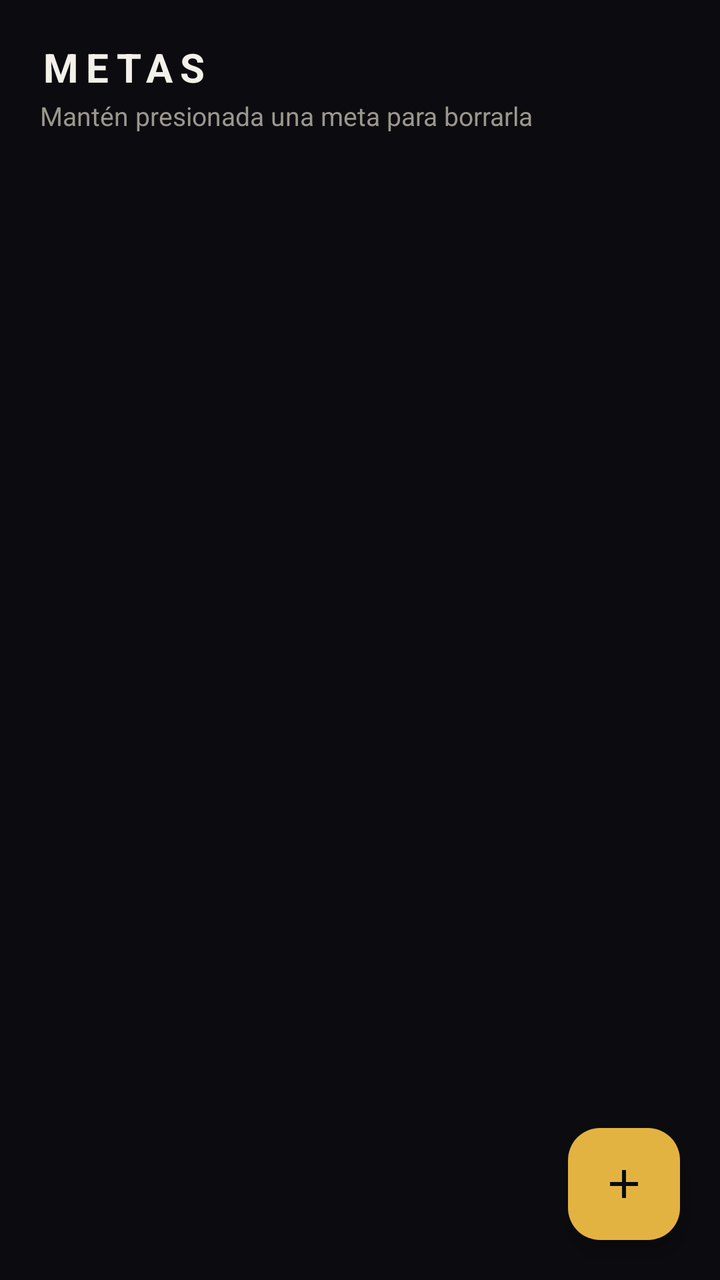
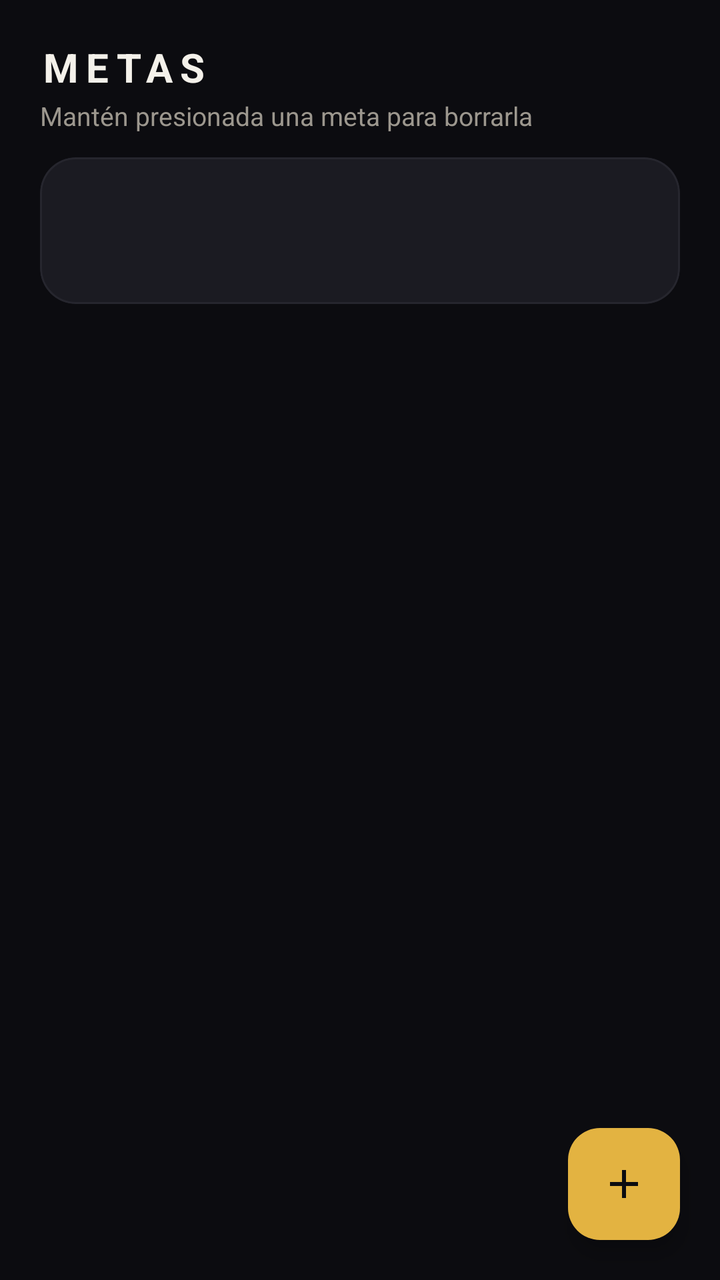

Before-and-after screenshots of an Android layout around one commit, followed by the original layout XML and the change that was made.
<!-- AndroidManifest.xml: application theme Theme.DevTrack -->
<!-- res/layout/fragment_metas.xml -->
<?xml version="1.0" encoding="utf-8"?>
<FrameLayout xmlns:android="http://schemas.android.com/apk/res/android"
    xmlns:app="http://schemas.android.com/apk/res-auto"
    android:layout_width="match_parent"
    android:layout_height="match_parent"
    android:background="@color/bg">

    <LinearLayout
        android:orientation="vertical"
        android:layout_width="match_parent"
        android:layout_height="match_parent"
        android:padding="20dp">

        <TextView
            android:layout_width="wrap_content"
            android:layout_height="wrap_content"
            android:text="METAS"
            android:textAllCaps="true"
            android:letterSpacing="0.18"
            android:textColor="@color/text"
            android:textSize="20sp"
            android:textStyle="bold" />

        <TextView
            android:layout_width="wrap_content"
            android:layout_height="wrap_content"
            android:layout_marginTop="2dp"
            android:layout_marginBottom="12dp"
            android:text="Mantén presionada una meta para borrarla"
            android:textColor="@color/textDim"
            android:textSize="13sp" />

        <androidx.recyclerview.widget.RecyclerView
            android:id="@+id/rvGoals"
            android:layout_width="match_parent"
            android:layout_height="0dp"
            android:layout_weight="1" />

        <TextView
            android:id="@+id/tvEmpty"
            android:layout_width="match_parent"
            android:layout_height="wrap_content"
            android:gravity="center"
            android:padding="24dp"
            android:text="Sin metas aún.\n¡Agrega tu objetivo más grande! 🎯"
            android:textColor="@color/textDim"
            android:visibility="gone" />
    </LinearLayout>

    <com.google.android.material.floatingactionbutton.FloatingActionButton
        android:id="@+id/fabAddGoal"
        android:layout_width="wrap_content"
        android:layout_height="wrap_content"
        android:layout_gravity="bottom|end"
        android:layout_margin="20dp"
        android:backgroundTint="@color/primary"
        android:src="@drawable/ic_add"
        app:tint="@color/bg"
        android:contentDescription="Agregar meta" />
</FrameLayout>
<!-- resources referenced by this layout -->
<resources>
  <color name="bg">#0C0C10</color>
  <color name="primary">#E3B341</color>
  <color name="text">#F4F1EA</color>
  <color name="textDim">#9C978E</color>
  <!-- drawable ic_add (drawable) -->
  <vector xmlns:android="http://schemas.android.com/apk/res/android"
      android:width="24dp" android:height="24dp"
      android:viewportWidth="24" android:viewportHeight="24">
      <path android:fillColor="#E8ECF8"
          android:pathData="M19,13h-6v6h-2v-6H5v-2h6V5h2v6h6v2z" />
  </vector>
  <style name="Theme.DevTrack" parent="Theme.Material3.Dark.NoActionBar">
          <item name="colorPrimary">@color/primary</item>
          <item name="colorOnPrimary">#14100A</item>
          <item name="colorSecondary">@color/secondary</item>
          <item name="android:colorBackground">@color/bg</item>
          <item name="colorSurface">@color/surface</item>
          <item name="colorOnSurface">@color/text</item>
          <item name="android:statusBarColor">@color/bg</item>
          <item name="android:navigationBarColor">@color/surface</item>
          <item name="android:windowLightStatusBar">false</item>
      </style>
  <color name="secondary">#8E8CA8</color>
  <color name="surface">#141419</color>
</resources>

<!-- the commit's change to res/layout/fragment_metas.xml (unified diff, before → after) -->
@@ -30,6 +30,40 @@
             android:textColor="@color/textDim"
             android:textSize="13sp" />
 
+        <com.google.android.material.card.MaterialCardView
+            android:layout_width="match_parent"
+            android:layout_height="wrap_content"
+            android:layout_marginBottom="12dp"
+            app:cardBackgroundColor="@color/card"
+            app:cardCornerRadius="18dp"
+            app:strokeColor="@color/cardBorder"
+            app:strokeWidth="1dp">
+
+            <LinearLayout
+                android:orientation="vertical"
+                android:layout_width="match_parent"
+                android:layout_height="wrap_content"
+                android:padding="16dp">
+
+                <TextView
+                    android:id="@+id/tvFinanceTitle"
+                    android:layout_width="match_parent"
+                    android:layout_height="wrap_content"
+                    android:textColor="@color/primary"
+                    android:textSize="13sp"
+                    android:textStyle="bold" />
+
+                <TextView
+                    android:id="@+id/tvFinanceBody"
+                    android:layout_width="match_parent"
+                    android:layout_height="wrap_content"
+                    android:layout_marginTop="6dp"
+                    android:textColor="@color/text"
+                    android:textSize="13sp"
+                    android:lineSpacingMultiplier="1.3" />
+            </LinearLayout>
+        </com.google.android.material.card.MaterialCardView>
+
         <androidx.recyclerview.widget.RecyclerView
             android:id="@+id/rvGoals"
             android:layout_width="match_parent"
<!-- resource entries referenced after the edit -->
@@ -1,6 +1,8 @@
 <!-- resources referenced by this layout -->
 <resources>
   <color name="bg">#0C0C10</color>
+  <color name="card">#1B1B22</color>
+  <color name="cardBorder">#26262E</color>
   <color name="primary">#E3B341</color>
   <color name="text">#F4F1EA</color>
   <color name="textDim">#9C978E</color>
